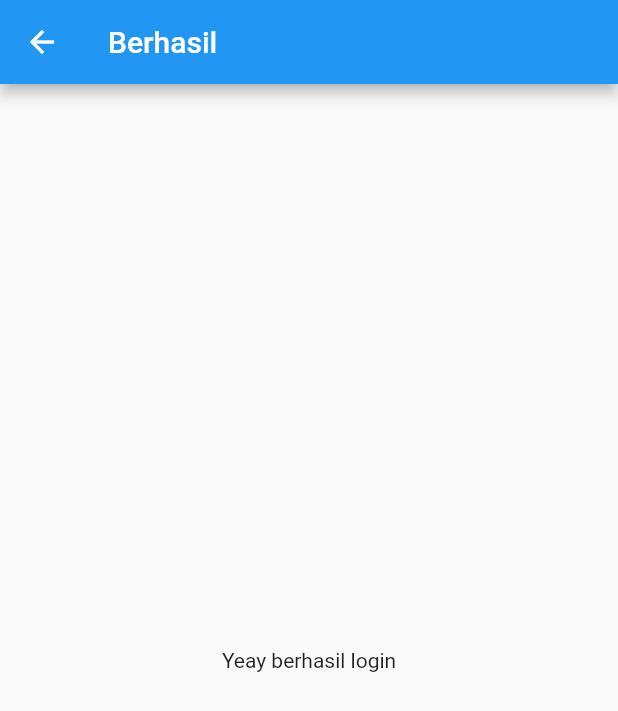
After one commit to nurfajarismail/Task_3_Udacoding, a Flutter app: the ValidPage screen opened directly, on a phone screen of 412 x 824 dp. The commit adds this screen. Shown: the top 711 px of the screen. Run offline on Flutter 3.47's test engine with Material 2 defaults, Android fonts, the phone set to English and light mode, and no system bars.

Commit message:
add validator login

```diff
--- /dev/null
+++ b/lib/validLogin.dart
@@ -0,0 +1,17 @@
+import 'package:flutter/material.dart';
+
+class ValidPage extends StatelessWidget {
+  @override
+  Widget build(BuildContext context) {
+    return Scaffold(
+      appBar: AppBar(
+        title: Text("Berhasil"),
+      ),
+      body: Center(
+        child: Container(
+          child: Text("Yeay berhasil login"),
+        ),
+      ),
+    );
+  }
+}
```
Also changed, not shown: lib/loginPage.dart (+47 -9 lines).
